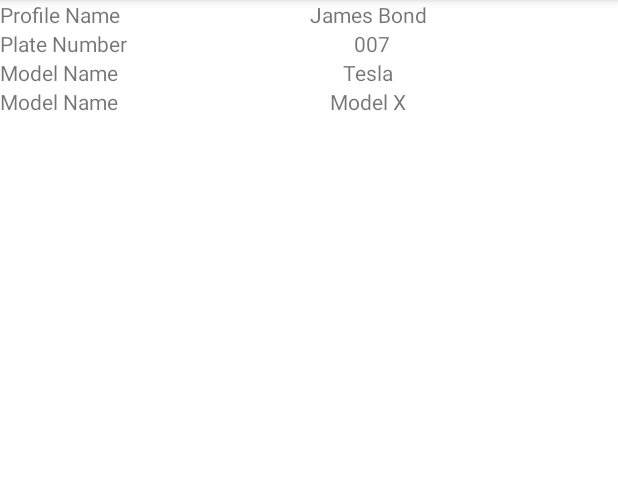
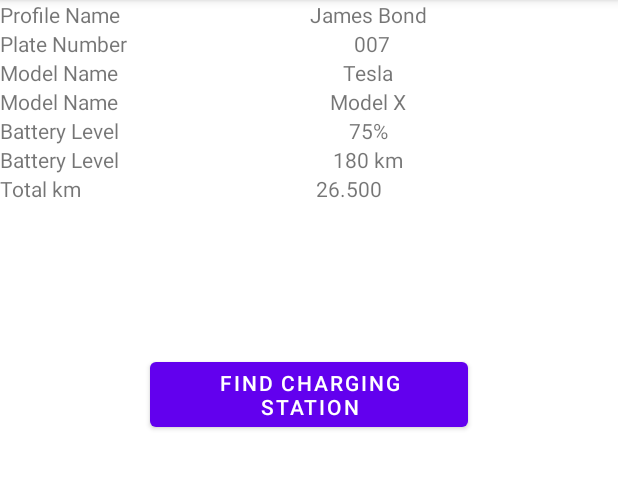
Before and after one commit to NitsosG/electric-vehicle-management, an Android app: the screen it shows after launch (VehicleMonitorActivity), after a tap on "SELECT", on a phone screen of 412 x 824 dp, the part 84-573 px from its top. Run offline under Robolectric (Android 15) with nearby library versions, the phone set to English and light mode, and no system bars; our stand-ins replace Room's generated code; 3 statements that could not run were skipped.

Commit message:
working vehicle monitoring service

```diff
--- a/app/src/main/AndroidManifest.xml
+++ b/app/src/main/AndroidManifest.xml
@@ -27,6 +27,12 @@
         <activity
             android:name=".VehicleProfileSetup"
             android:exported="true"></activity>
+
+        <service
+            android:name=".service.BatteryService"
+            android:enabled="true"
+            android:exported="true"
+            />
     </application>
 
 </manifest>
--- a/app/src/main/java/aueb/msc/ProfileSelection.kt
+++ b/app/src/main/java/aueb/msc/ProfileSelection.kt
@@ -1,5 +1,8 @@
 package aueb.msc
 
+import android.app.NotificationChannel
+import android.app.NotificationManager
+import android.content.Context
 import android.content.Intent
 import android.os.Bundle
 import androidx.appcompat.app.AppCompatActivity
@@ -17,11 +20,16 @@ class ProfileSelection : AppCompatActivity() {
     private lateinit var recyclerView: RecyclerView
     private lateinit var adapter: ProfileRecycleViewAdapter
     private lateinit var profiles : MutableList<Profile>
+    private lateinit var notificationsManager: NotificationManager
+    private lateinit var notificationsChannel: NotificationChannel
+
 
     override fun onCreate(savedInstanceState: Bundle?) {
         super.onCreate(savedInstanceState)
         setContentView(R.layout.activity_profile_selection)
         initObjects()
+
+        notificationsManager = getSystemService(Context.NOTIFICATION_SERVICE) as NotificationManager
     }
 
     override fun onResume() {
--- a/app/src/main/java/aueb/msc/VehicleMonitorActivity.kt
+++ b/app/src/main/java/aueb/msc/VehicleMonitorActivity.kt
@@ -1,24 +1,83 @@
 package aueb.msc
 
+import android.content.ComponentName
+import android.content.Context
+import android.content.Intent
+import android.content.ServiceConnection
 import android.os.Bundle
+import android.os.Handler
+import android.os.IBinder
 import android.widget.TextView
+import android.widget.Toast
 import androidx.appcompat.app.AppCompatActivity
 import aueb.msc.db.AppDatabaseRoom
 import aueb.msc.model.Brand
 import aueb.msc.model.Model
 import aueb.msc.model.Profile
+import aueb.msc.service.BatteryService
+import java.math.RoundingMode
+
 
 class VehicleMonitorActivity : AppCompatActivity() {
     private lateinit var database: AppDatabaseRoom
     private lateinit var profile: Profile
     private lateinit var brand : Brand
     private lateinit var model : Model
+    // Service
+    private val batteryService = BatteryService::class.java
+    private lateinit var boundService: BatteryService
+    private var isBound = false
+    // Handler - Runnable
+    private lateinit var handler: Handler
+    private lateinit var refreshRunnable: Runnable
+    private lateinit var serviceIntent: Intent
+
+    private val connection = object : ServiceConnection {
+        override fun onServiceConnected(name: ComponentName?, service: IBinder?) {
+            val binder = service as BatteryService.MyBinder
+            boundService = binder.getService()
+            isBound = true
+        }
+
+        override fun onServiceDisconnected(name: ComponentName?) {
+            isBound = false
+        }
+    }
     override fun onCreate(savedInstanceState: Bundle?) {
         super.onCreate(savedInstanceState)
         setContentView(R.layout.activity_vehicle_monitor)
         database = AppDatabaseRoom.getAppDatabase(this)!!
+        initServices()
         initObjects()
+        initHandler()
 
+    }
+
+    private fun initHandler() {
+        handler = Handler()
+        // Initialize the refresh runnable
+        refreshRunnable = object : Runnable {
+            override fun run() {
+
+                // Check if service is bound
+                // Example: Refresh a TextView with battery level
+                if (isBound) {
+                    findViewById<TextView>(R.id.monitor_battery_level).text =  boundService.getLevel().setScale(1,RoundingMode.HALF_DOWN).toString();
+                }
+                // Schedule the next refresh after a certain delay
+                handler.postDelayed(this, 2000) // Refresh every 1 second
+            }
+        }
+
+        // Start the initial refresh
+        handler.post(refreshRunnable)
+    }
+
+    private fun initServices() {
+        //Why??
+        serviceIntent = Intent(this, batteryService)
+        startService(serviceIntent)
+        bindService(serviceIntent, connection, Context.BIND_AUTO_CREATE)
     }
 
     private fun initObjects() {
@@ -26,10 +85,24 @@ class VehicleMonitorActivity : AppCompatActivity() {
         profile = database.roomDao().getProfile(profileName)
         findViewById<TextView>(R.id.monitor_profile_name_view).text = profile.name
         findViewById<TextView>(R.id.monitor_plate_number_view).text = profile.plateNumber
-
         model = database.roomDao().getModel(profile.modelCode)
         brand = database.roomDao().getBrand(model.brandCode)
         findViewById<TextView>(R.id.monitor_brand_name_view).text = brand.name
         findViewById<TextView>(R.id.monitor_model_name_view).text = model.name
+
+    }
+    private fun toast(s: String) {
+        Toast.makeText(applicationContext, s, Toast.LENGTH_SHORT)
+    }
+
+    override fun onDestroy() {
+        super.onDestroy()
+        // Stop, unbind the sevice & remove the refresh runnable callbacks when the activity is destroyed
+        handler.removeCallbacks(refreshRunnable)
+        if (isBound) {
+            boundService.stopService(serviceIntent)
+            unbindService(connection)
+            isBound = false
+        }
     }
 }
--- /dev/null
+++ b/app/src/main/java/aueb/msc/model/ChargingStation.kt
@@ -0,0 +1,3 @@
+package aueb.msc.model
+
+data class ChargingStation(var longitude : Double, var latitude : Double, var available : Boolean )
--- a/app/src/main/res/layout/activity_vehicle_monitor.xml
+++ b/app/src/main/res/layout/activity_vehicle_monitor.xml
@@ -82,4 +82,82 @@
             android:layout_weight="1" />
     </LinearLayout>
 
+    <LinearLayout
+        android:layout_width="match_parent"
+        android:layout_height="wrap_content"
+        android:orientation="horizontal">
+
+        <TextView
+            android:id="@+id/monitor_battery_level_label"
+            android:layout_width="wrap_content"
+            android:layout_height="wrap_content"
+            android:layout_weight="1"
+            android:text="Battery Level" />
+
+        <TextView
+            android:id="@+id/monitor_battery_level"
+            android:layout_width="wrap_content"
+            android:layout_height="wrap_content"
+            android:layout_weight="1"
+            android:text="75%"
+            />
+    </LinearLayout>
+
+    <LinearLayout
+        android:layout_width="match_parent"
+        android:layout_height="wrap_content"
+        android:orientation="horizontal">
+
+        <TextView
+            android:id="@+id/monitor_remaining_km_label"
+            android:layout_width="wrap_content"
+            android:layout_height="wrap_content"
+            android:layout_weight="1"
+            android:text="Battery Level" />
+
+        <TextView
+            android:id="@+id/monitor_remaining_km"
+            android:layout_width="wrap_content"
+            android:layout_height="wrap_content"
+            android:layout_weight="1"
+            android:text="180 km"
+            />
+    </LinearLayout>
+
+    <LinearLayout
+        android:layout_width="match_parent"
+        android:layout_height="wrap_content"
+        android:orientation="horizontal">
+
+        <TextView
+            android:id="@+id/monitor_total_km_label"
+            android:layout_width="wrap_content"
+            android:layout_height="wrap_content"
+            android:layout_weight="1"
+            android:text="Total km" />
+
+        <TextView
+            android:id="@+id/monitor_total_km"
+            android:layout_width="wrap_content"
+            android:layout_height="wrap_content"
+            android:layout_weight="1"
+            android:text="26.500"
+            />
+    </LinearLayout>
+
+    <LinearLayout
+        android:layout_width="match_parent"
+        android:layout_height="wrap_content"
+        android:orientation="horizontal">
+
+        <Button
+            android:id="@+id/find_charger_button"
+            android:layout_width="wrap_content"
+            android:layout_height="wrap_content"
+            android:layout_weight="1"
+            android:text="Find charging station"
+            android:layout_margin="100dp"/>
+    </LinearLayout>
+
+
 </LinearLayout>
```
Also changed, not shown: app/src/main/java/aueb/msc/service/BatteryService.kt (added, +60 -0 lines), app/src/main/java/aueb/msc/service/ChargingStationsService.kt (added, +20 -0 lines).
